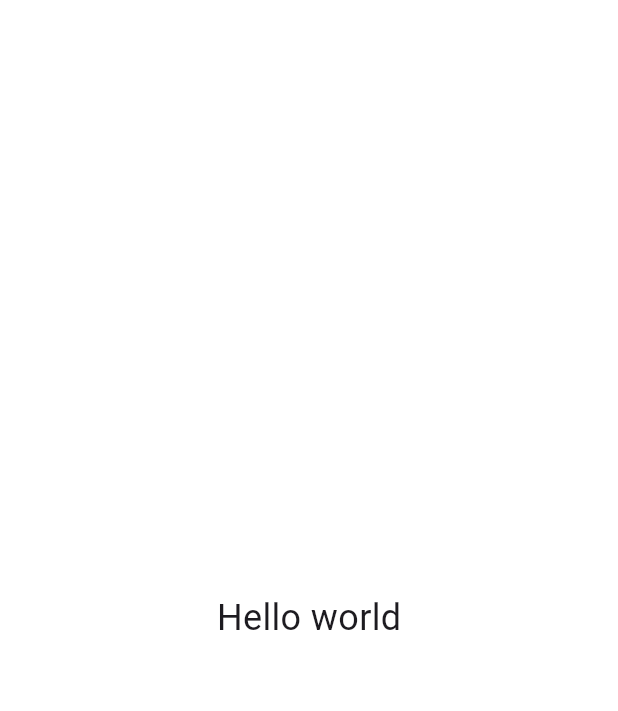
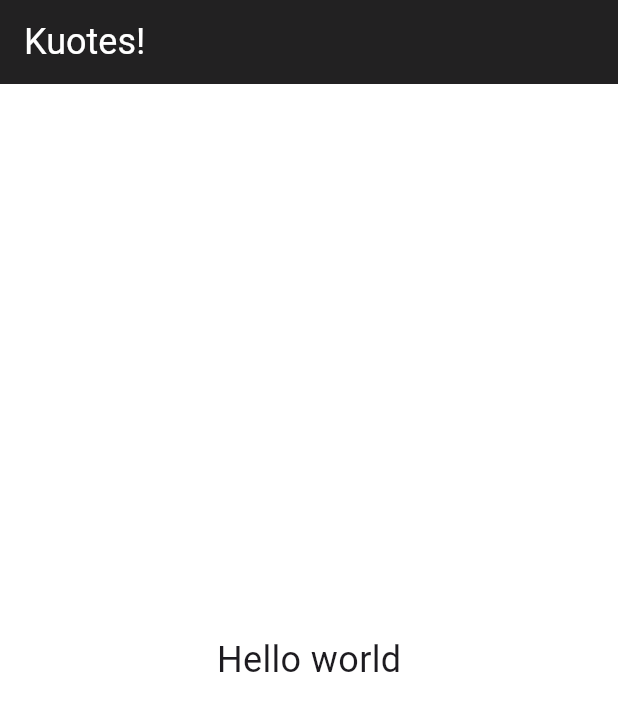
Before and after one commit to konnector-dev/kuotes, a Flutter app: the screen it shows after launch, on a phone screen of 412 x 824 dp. Shown: the top 711 px of the screen. Run offline on Flutter 3.47's test engine with Material 3 defaults, Android fonts, the phone set to English and light mode, and no system bars.

Commit message:
Add app title bar

```diff
--- a/lib/main.dart
+++ b/lib/main.dart
@@ -12,9 +12,17 @@ class MyApp extends StatelessWidget {
 
   @override
   Widget build(BuildContext context) {
-    return const MaterialApp(
+    return MaterialApp(
       home: Scaffold(
-        body: MyScreen(),
+        appBar: AppBar(
+          title: const Text('Kuotes!'),
+          backgroundColor: Colors.black87,
+          titleTextStyle: const TextStyle(
+            color: Colors.white,
+            fontSize: 24,
+          ),
+        ),
+        body: const MyScreen(),
       ),
     );
   }
```
